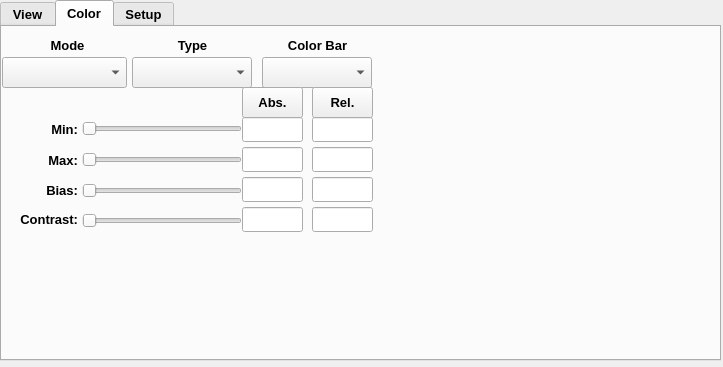
Qt form src/gui/rtimvControlPanel.ui (jaredmales/rtimv) before a commit.
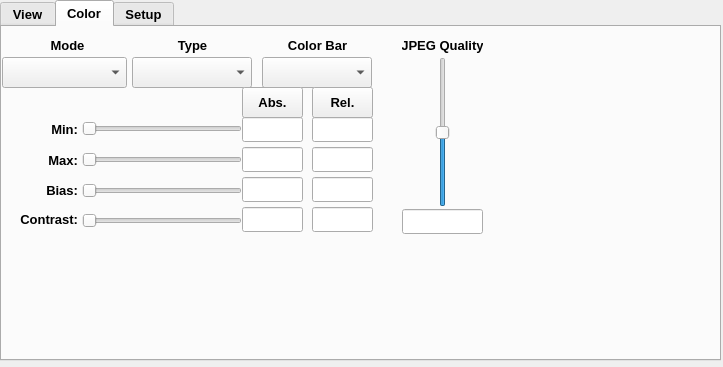
The same form after that commit. The open tabs and pages were chosen to show the change. Icons and pictures are not drawn.

Commit message: Add JPEG quality RPC and client controls; align cube startup behavior

Diff of the .ui file:
```diff
--- a/src/gui/rtimvControlPanel.ui
+++ b/src/gui/rtimvControlPanel.ui
@@ -1734,6 +1734,71 @@
       <string>Rel.</string>
      </property>
     </widget>
+    <widget class="QLabel" name="qualityLabel">
+     <property name="geometry">
+      <rect>
+       <x>400</x>
+       <y>10</y>
+       <width>81</width>
+       <height>16</height>
+      </rect>
+     </property>
+     <property name="font">
+      <font>
+       <pointsize>10</pointsize>
+       <weight>75</weight>
+       <bold>true</bold>
+      </font>
+     </property>
+     <property name="text">
+      <string>JPEG Quality</string>
+     </property>
+     <property name="alignment">
+      <set>Qt::AlignCenter</set>
+     </property>
+    </widget>
+    <widget class="QSlider" name="qualitySlider">
+     <property name="geometry">
+      <rect>
+       <x>430</x>
+       <y>30</y>
+       <width>22</width>
+       <height>150</height>
+      </rect>
+     </property>
+     <property name="minimum">
+      <number>0</number>
+     </property>
+     <property name="maximum">
+      <number>100</number>
+     </property>
+     <property name="value">
+      <number>50</number>
+     </property>
+     <property name="orientation">
+      <enum>Qt::Vertical</enum>
+     </property>
+    </widget>
+    <widget class="QLineEdit" name="qualityEntry">
+     <property name="geometry">
+      <rect>
+       <x>400</x>
+       <y>182</y>
+       <width>81</width>
+       <height>25</height>
+      </rect>
+     </property>
+     <property name="font">
+      <font>
+       <pointsize>10</pointsize>
+       <weight>50</weight>
+       <bold>false</bold>
+      </font>
+     </property>
+     <property name="alignment">
+      <set>Qt::AlignCenter</set>
+     </property>
+    </widget>
    </widget>
    <widget class="QWidget" name="tabSetup">
     <attribute name="title">
```
Left out of the diff: 2 changed lines with no effect on the pictures. The commit also changes 10 other files.
